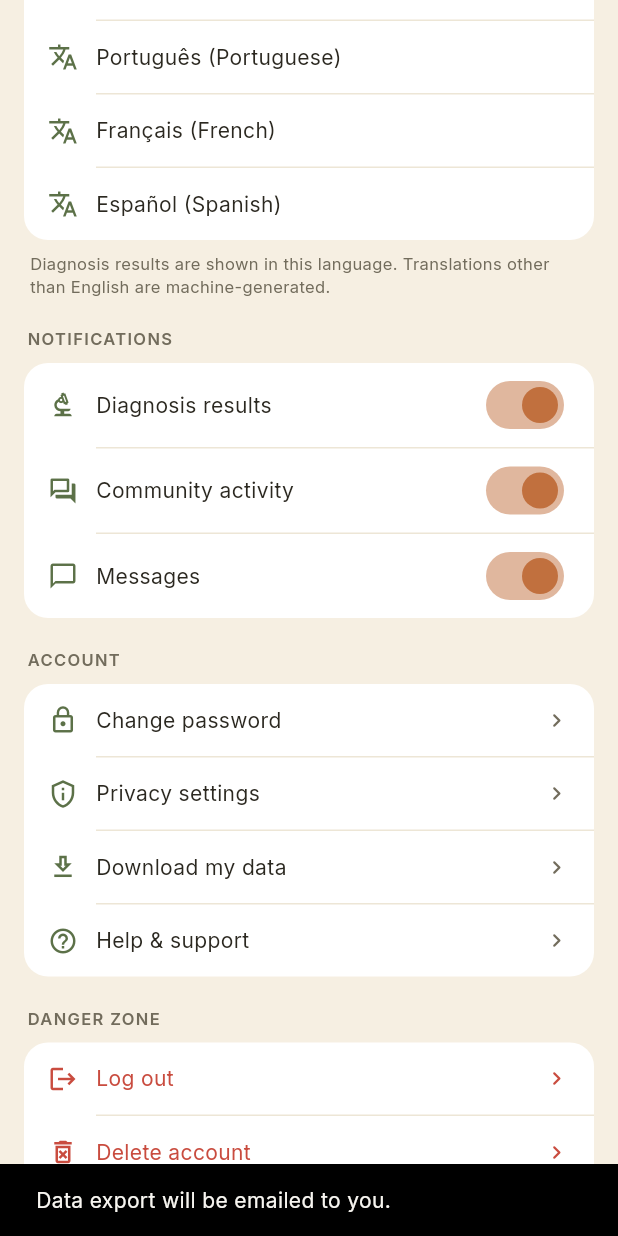
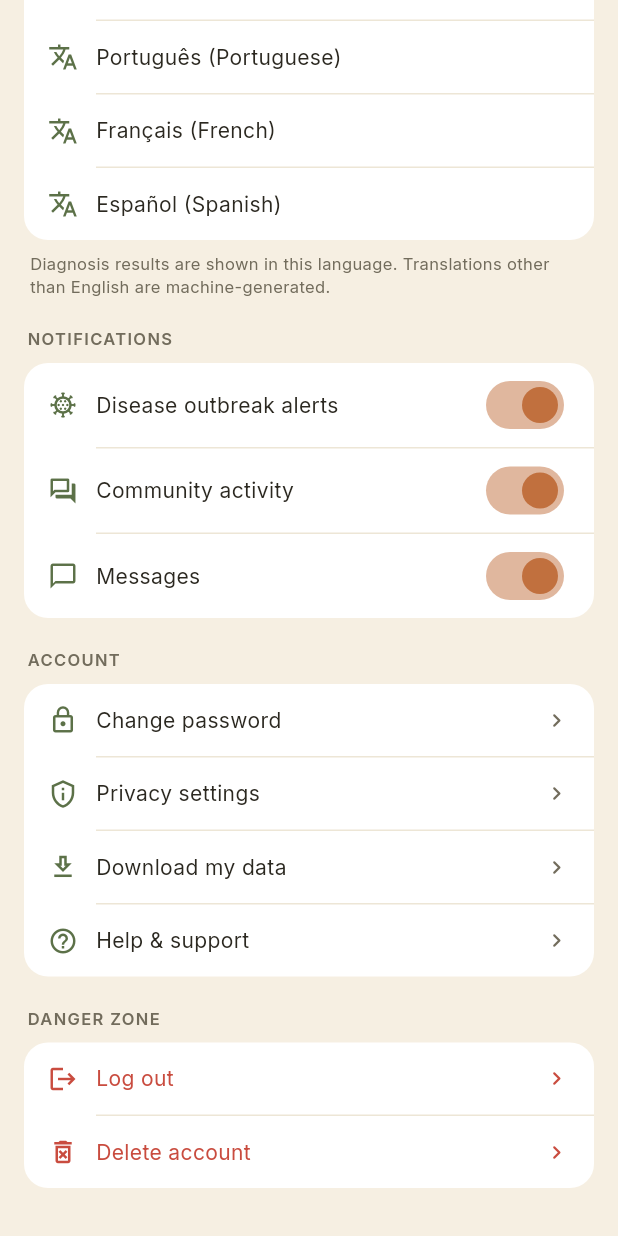
Before and after one commit to TTshimo/Agri-Vet, a Flutter app: the SettingsScreen screen opened directly, scrolled down 576 dp, after a tap on "Download my data", on a phone screen of 412 x 824 dp. Run offline on Flutter 3.47's test engine with Material 3 defaults, Android fonts, the phone set to English and light mode, and no system bars; our stand-ins replace cloud_firestore, firebase_auth, firebase_core, firebase_messaging, flutter_local_notifications, google_fonts and 3 more; missing offline and left inert: tflite_flutter; accounts and stored records are empty.

Commit message:
Settings: saved notification switches, real data export, help, account deletion
- Notification switches are stored per user and respected by the push
  function; 'Diagnosis results' (nothing to notify) becomes 'Disease
  outbreak alerts', which (un)subscribes the phone from alerts.
- Download my data builds a JSON file of profile, posts and diagnoses
  and opens the share sheet (it previously claimed an email was sent).
- Help & support opens an email to support.
- Delete account confirms the password, then deletes the login; the
  cleanUpDeletedUser function removes the user's data.
- Logging out stops pushes to that phone.

Co-Authored-By: Claude Opus 5.5 <noreply@anthropic.com>
Claude-Session: https://claude.ai/code/session_01CbGktLij5WZQzq5tJ6sHwB

```diff
--- a/lib/screens/profile_screen.dart
+++ b/lib/screens/profile_screen.dart
@@ -3,6 +3,7 @@ import 'package:firebase_auth/firebase_auth.dart';
 import 'package:cloud_firestore/cloud_firestore.dart';
 
 import 'login_screen.dart';
+import '../services/notification_service.dart';
 import 'profile_social_menu.dart';
 
 /// AgroLens palette — matcha green / almond / white, light module variant.
@@ -50,6 +51,7 @@ class _ProfileScreenState extends State<ProfileScreen> {
   final _uid = FirebaseAuth.instance.currentUser?.uid;
 
   Future<void> _logout() async {
+    await NotificationService.instance.stop();
     await FirebaseAuth.instance.signOut();
     if (!mounted) return;
     Navigator.of(context).pushAndRemoveUntil(
--- a/lib/screens/settings_screen.dart
+++ b/lib/screens/settings_screen.dart
@@ -1,6 +1,14 @@
+import 'dart:convert';
+import 'dart:io';
+
+import 'package:cloud_firestore/cloud_firestore.dart';
 import 'package:flutter/material.dart';
 import 'package:firebase_auth/firebase_auth.dart';
+import 'package:path_provider/path_provider.dart';
 import 'package:provider/provider.dart';
+import 'package:share_plus/share_plus.dart';
+import 'package:url_launcher/url_launcher.dart';
+import '../services/notification_service.dart';
 import '../providers/theme_provider.dart';
 import '../providers/language_provider.dart';
 
@@ -43,10 +51,33 @@ class SettingsScreen extends StatefulWidget {
   State<SettingsScreen> createState() => _SettingsScreenState();
 }
 
+const kSupportEmail = 'tumisangtshimologo@gmail.com';
+
 class _SettingsScreenState extends State<SettingsScreen> {
-  bool _diagnosisNotifs = true;
-  bool _communityNotifs = true;
-  bool _messageNotifs = true;
+  NotificationPrefs _prefs = const NotificationPrefs();
+  bool _exporting = false;
+
+  @override
+  void initState() {
+    super.initState();
+    NotificationService.instance.loadPrefs().then((p) {
+      if (mounted) setState(() => _prefs = p);
+    }).catchError((Object e) {
+      debugPrint('Could not load notification settings: $e');
+    });
+  }
+
+  Future<void> _updatePrefs(NotificationPrefs next) async {
+    final previous = _prefs;
+    setState(() => _prefs = next);
+    try {
+      await NotificationService.instance.savePrefs(next);
+    } catch (e) {
+      if (!mounted) return;
+      setState(() => _prefs = previous);
+      _showSnack(context, 'Could not save. Check your connection.');
+    }
+  }
 
   @override
   Widget build(BuildContext context) {
@@ -128,24 +159,24 @@ class _SettingsScreenState extends State<SettingsScreen> {
                 _header('NOTIFICATIONS'),
                 _card([
                   _ToggleRow(
-                    icon: Icons.biotech_outlined,
-                    label: 'Diagnosis results',
-                    value: _diagnosisNotifs,
-                    onChanged: (v) => setState(() => _diagnosisNotifs = v),
+                    icon: Icons.coronavirus_outlined,
+                    label: 'Disease outbreak alerts',
+                    value: _prefs.alerts,
+                    onChanged: (v) => _updatePrefs(_prefs.copyWith(alerts: v)),
                   ),
                   const Divider(height: 1, color: _C.hairline, indent: 48),
                   _ToggleRow(
                     icon: Icons.forum_outlined,
                     label: 'Community activity',
-                    value: _communityNotifs,
-                    onChanged: (v) => setState(() => _communityNotifs = v),
+                    value: _prefs.community,
+                    onChanged: (v) => _updatePrefs(_prefs.copyWith(community: v)),
                   ),
                   const Divider(height: 1, color: _C.hairline, indent: 48),
                   _ToggleRow(
                     icon: Icons.chat_bubble_outline,
                     label: 'Messages',
-                    value: _messageNotifs,
-                    onChanged: (v) => setState(() => _messageNotifs = v),
+                    value: _prefs.messages,
+                    onChanged: (v) => _updatePrefs(_prefs.copyWith(messages: v)),
                   ),
                 ]),
 
@@ -165,15 +196,14 @@ class _SettingsScreenState extends State<SettingsScreen> {
                   const Divider(height: 1, color: _C.hairline, indent: 48),
                   _TileRow(
                     icon: Icons.download_outlined,
-                    label: 'Download my data',
-                    onTap: () => _showSnack(
-                        context, 'Data export will be emailed to you.'),
+                    label: _exporting ? 'Preparing your data...' : 'Download my data',
+                    onTap: _exporting ? () {} : () => _exportData(context),
                   ),
                   const Divider(height: 1, color: _C.hairline, indent: 48),
                   _TileRow(
                     icon: Icons.help_outline,
                     label: 'Help & support',
-                    onTap: () => _showSnack(context, 'Opening support...'),
+                    onTap: () => _contactSupport(context),
                   ),
                 ]),
 
@@ -230,6 +260,77 @@ class _SettingsScreenState extends State<SettingsScreen> {
     await FirebaseAuth.instance.sendPasswordResetEmail(email: email);
     if (context.mounted) {
       _showSnack(context, 'Password reset link sent to $email');
+    }
+  }
+
+  /// Collects the user's profile, posts and diagnoses into a JSON file and
+  /// opens the phone's share sheet so they can save or send it.
+  Future<void> _exportData(BuildContext context) async {
+    final uid = FirebaseAuth.instance.currentUser?.uid;
+    if (uid == null) return;
+    setState(() => _exporting = true);
+    try {
+      final fs = FirebaseFirestore.instance;
+      final results = await Future.wait([
+        fs.collection('users').doc(uid).get(),
+        fs.collection('posts').where('uid', isEqualTo: uid).get(),
+        fs.collection('diagnoses').where('uid', isEqualTo: uid).get(),
+      ]);
+      final profile = results[0] as DocumentSnapshot<Map<String, dynamic>>;
+      final posts = results[1] as QuerySnapshot<Map<String, dynamic>>;
+      final diagnoses = results[2] as QuerySnapshot<Map<String, dynamic>>;
+
+      final export = {
+        'exportedAt': DateTime.now().toUtc().toIso8601String(),
+        'account': {
+          'uid': uid,
+          'email': FirebaseAuth.instance.currentUser?.email,
+        },
+        'profile': _jsonSafe(profile.data()),
+        'posts': [for (final d in posts.docs) {'id': d.id, ..._jsonSafe(d.data())}],
+        'diagnoses': [
+          for (final d in diagnoses.docs) {'id': d.id, ..._jsonSafe(d.data())}
+        ],
+      };
+
+      final dir = await getTemporaryDirectory();
+      final file = File('${dir.path}/agrolens-my-data.json');
+      await file.writeAsString(const JsonEncoder.withIndent('  ').convert(export));
+      await Share.shareXFiles(
+        [XFile(file.path, mimeType: 'application/json')],
+        subject: 'My AgroLens data',
+      );
+    } catch (e) {
+      debugPrint('Export failed: $e');
+      if (context.mounted) {
+        _showSnack(context, 'Could not export your data. Try again later.');
+      }
+    } finally {
+      if (mounted) setState(() => _exporting = false);
+    }
+  }
+
+  /// Firestore Timestamps/GeoPoints aren't JSON; turn them into strings.
+  static dynamic _jsonSafe(dynamic value) {
+    if (value is Timestamp) return value.toDate().toUtc().toIso8601String();
+    if (value is GeoPoint) return {'lat': value.latitude, 'lng': value.longitude};
+    if (value is DocumentReference) return value.path;
+    if (value is Map) {
+      return {for (final e in value.entries) '${e.key}': _jsonSafe(e.value)};
+    }
+    if (value is List) return value.map(_jsonSafe).toList();
+    return value;
+  }
+
+  Future<void> _contactSupport(BuildContext context) async {
+    final uri = Uri(
+      scheme: 'mailto',
+      path: kSupportEmail,
+      query: 'subject=${Uri.encodeComponent('AgroLens support')}',
+    );
+    final opened = await launchUrl(uri);
+    if (!opened && context.mounted) {
+      _showSnack(context, 'Email us at $kSupportEmail');
     }
   }
 
@@ -293,6 +394,7 @@ class _SettingsScreenState extends State<SettingsScreen> {
           ElevatedButton(
             style: ElevatedButton.styleFrom(backgroundColor: _C.danger),
             onPressed: () async {
+              await NotificationService.instance.stop();
               await FirebaseAuth.instance.signOut();
               if (context.mounted) {
                 Navigator.of(context).pushNamedAndRemoveUntil(
@@ -312,36 +414,90 @@ class _SettingsScreenState extends State<SettingsScreen> {
   void _confirmDeleteAccount(BuildContext context) {
     showDialog(
       context: context,
-      builder: (_) => AlertDialog(
+      builder: (dialogContext) => AlertDialog(
         title: const Text('Delete account?'),
         content: const Text(
-          'This will permanently delete your profile, farm data, '
-          'and diagnosis history. This cannot be undone.',
+          'This will permanently delete your profile, posts, comments, '
+          'pals, messages and diagnosis history. This cannot be undone.',
         ),
         actions: [
           TextButton(
-              onPressed: () => Navigator.pop(context),
+              onPressed: () => Navigator.pop(dialogContext),
               child: const Text('Cancel')),
           ElevatedButton(
             style: ElevatedButton.styleFrom(backgroundColor: _C.danger),
-            onPressed: () async {
-              try {
-                await FirebaseAuth.instance.currentUser?.delete();
-                if (context.mounted) {
-                  Navigator.of(context).pushNamedAndRemoveUntil(
-                    '/login',
-                    (route) => false,
-                  );
-                }
-              } catch (e) {
-                if (context.mounted) {
-                  _showSnack(
-                      context, 'Re-authenticate to delete your account.');
-                  Navigator.pop(context);
-                }
-              }
+            onPressed: () {
+              Navigator.pop(dialogContext);
+              _deleteAccount(context);
             },
             child: const Text('Delete',
+                style: TextStyle(color: Colors.white)),
+          ),
+        ],
+      ),
+    );
+  }
+
+  /// Firebase only deletes a login that was used recently, so confirm the
+  /// password first. Deleting the login triggers the cleanUpDeletedUser
+  /// Cloud Function, which removes all of the user's data.
+  Future<void> _deleteAccount(BuildContext context) async {
+    final user = FirebaseAuth.instance.currentUser;
+    if (user == null) return;
+
+    final email = user.email;
+    if (email != null && email.isNotEmpty) {
+      final password = await _askPassword(context);
+      if (password == null) return;
+      try {
+        await user.reauthenticateWithCredential(
+          EmailAuthProvider.credential(email: email, password: password),
+        );
+      } on FirebaseAuthException {
+        if (context.mounted) _showSnack(context, 'That password is not correct.');
+        return;
+      }
+    }
+
+    try {
+      await NotificationService.instance.stop();
+      await user.delete();
+      if (context.mounted) {
+        Navigator.of(context).pushNamedAndRemoveUntil('/login', (route) => false);
+      }
+    } on FirebaseAuthException catch (e) {
+      if (!context.mounted) return;
+      _showSnack(
+        context,
+        e.code == 'requires-recent-login'
+            ? 'Please log out, log back in, then delete your account.'
+            : 'Could not delete your account. Try again later.',
+      );
+    }
+  }
+
+  Future<String?> _askPassword(BuildContext context) {
+    final controller = TextEditingController();
+    return showDialog<String>(
+      context: context,
+      builder: (dialogContext) => AlertDialog(
+        title: const Text('Confirm your password'),
+        content: TextField(
+          controller: controller,
+          obscureText: true,
+          autofocus: true,
+          decoration: const InputDecoration(hintText: 'Password'),
+          onSubmitted: (v) => Navigator.pop(dialogContext, v),
+        ),
+        actions: [
+          TextButton(
+            onPressed: () => Navigator.pop(dialogContext),
+            child: const Text('Cancel'),
+          ),
+          ElevatedButton(
+            style: ElevatedButton.styleFrom(backgroundColor: _C.danger),
+            onPressed: () => Navigator.pop(dialogContext, controller.text),
+            child: const Text('Delete my account',
                 style: TextStyle(color: Colors.white)),
           ),
         ],
```
